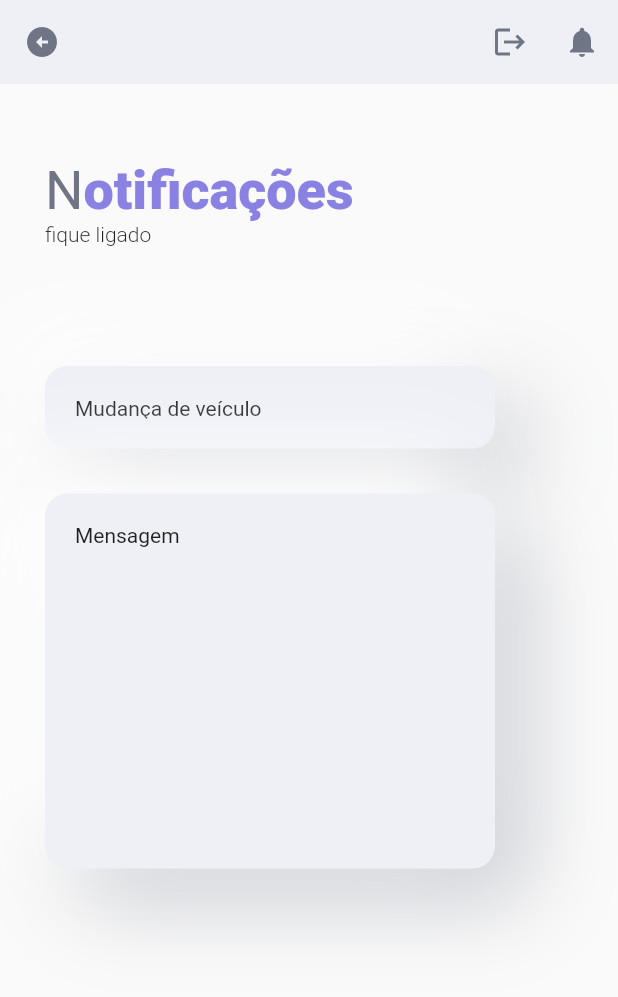
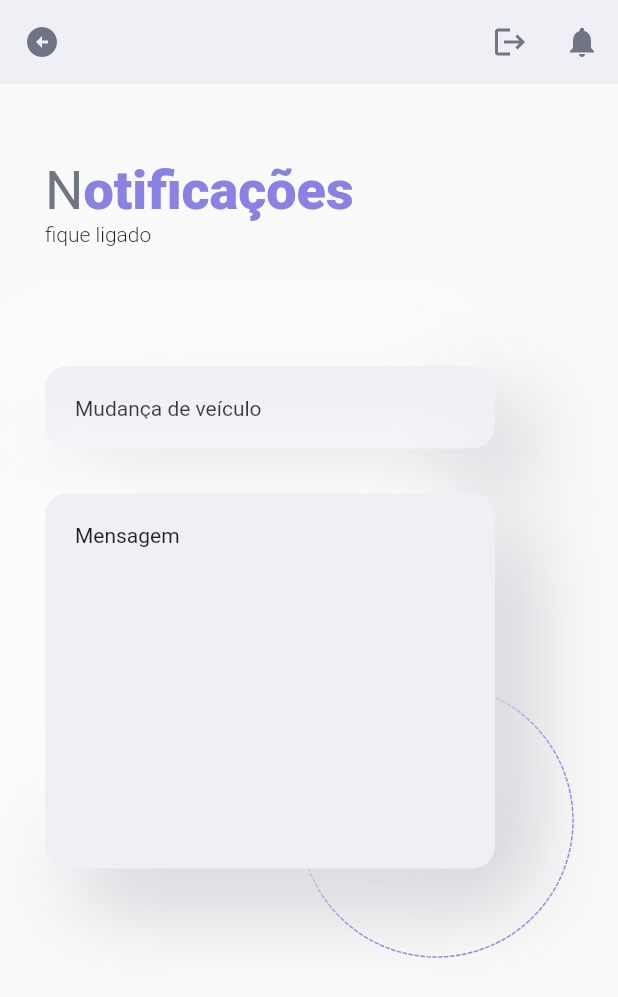
Before and after one commit to MaiconRMiosso/Projeto-Integrador, a Flutter app: the notificacaoAluno screen opened directly, on a phone screen of 412 x 824 dp. Shown: the top 997 px of the screen. Run offline on Flutter 3.47's test engine with Material 2 defaults, Android fonts, the light colour scheme and no system bars; drawn by our look-alikes of dotted_border; our stand-ins replace flutter_switch, google_fonts; Roboto replaces fonts that are missing (Poppins).

Commit message:
ajuste bola da notificacao

```diff
--- a/lib/main.dart
+++ b/lib/main.dart
@@ -17,7 +17,7 @@ import 'package:oi/login.dart';
 void main() {
   runApp(MaterialApp(
 
-    home: login(), //trocar aqui conforme os componentes que querem usar
+    home: notificacaoAluno(), //trocar aqui conforme os componentes que querem usar
 
     debugShowCheckedModeBanner: false,
   ));
--- a/lib/notificacaoAluno.dart
+++ b/lib/notificacaoAluno.dart
@@ -1,5 +1,6 @@
 
 import 'package:flutter/material.dart';
+import 'package:dotted_border/dotted_border.dart';
 
 class notificacaoAluno extends StatefulWidget {
   const notificacaoAluno({Key? key}) : super(key: key);
@@ -37,8 +38,34 @@ class _notificacaoAlunoState extends State<notificacaoAluno> {
       ),
       body: SafeArea(
         child: GestureDetector(
-          onTap: () => FocusScope.of(context).unfocus(),
-          child: Column(
+            onTap: () => FocusScope.of(context).unfocus(),
+            child: Stack(children: <Widget>[
+              Container(
+                child: Column(
+                  children: [
+                    Row(
+                      children: [
+
+                            Padding(
+                            padding:
+                                EdgeInsetsDirectional.fromSTEB(200, 400, 0, 0),
+                            child: DottedBorder(
+                              borderType: BorderType.RRect,
+                              radius: Radius.circular(200),
+                              padding: EdgeInsets.all(6),
+                              color: Color(0xFF8A82E2),
+                              child: Container(
+                                height: 170,
+                                width: 170,
+                                color: Colors.transparent,
+                              ),
+                            )),
+                      ],
+                    ),
+                  ],
+                ),
+              ),
+          Column(
             mainAxisSize: MainAxisSize.max,
             children: [
               Row(
@@ -194,8 +221,9 @@ class _notificacaoAlunoState extends State<notificacaoAluno> {
               ),
             ],
           ),
+            ],
         ),
       ),
-    );
+    ), );
   }
 }
```
